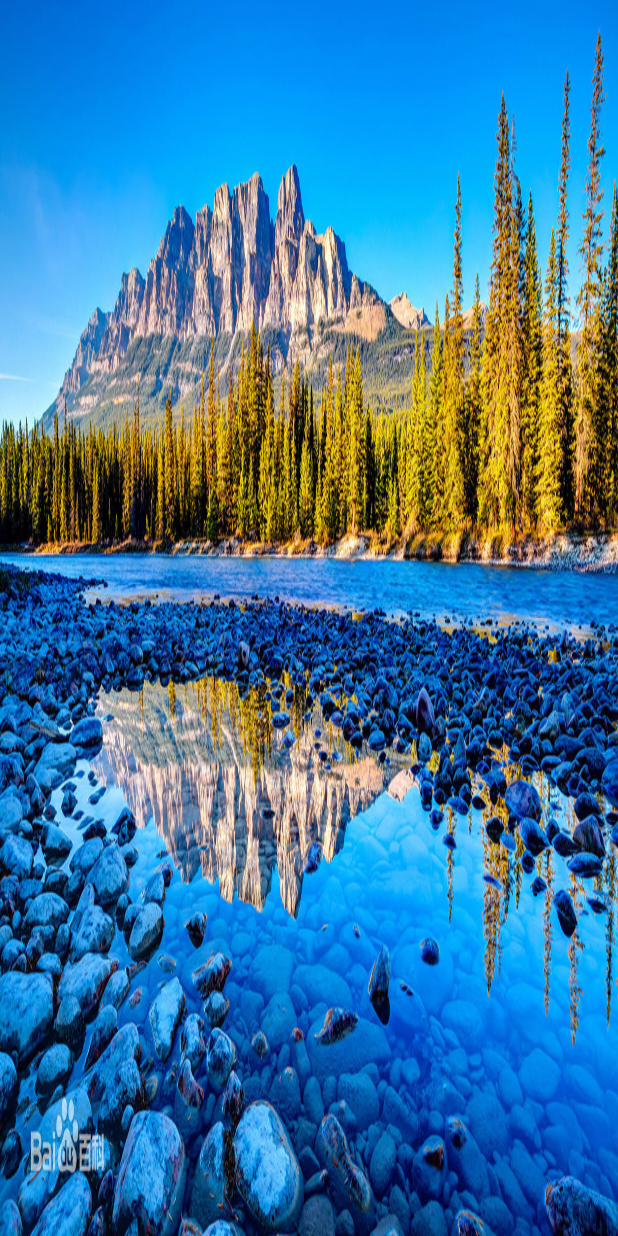
After one commit to henrygao1998/Wordpad, an Android app: the layout activity_launch.xml on its own in the app's theme, with its tools: preview values and no code run, on a phone screen of 412 x 824 dp. The commit adds this screen. Run offline under Robolectric (Android 15) with nearby library versions, the phone set to English and light mode, and no system bars.

Commit message:
添加启动页面

```diff
--- /dev/null
+++ b/app/src/main/java/com/henry/wordpad/LaunchActivity.java
@@ -0,0 +1,25 @@
+package com.henry.wordpad;
+
+import android.app.Activity;
+import android.content.Intent;
+import android.os.Handler;
+import android.support.v7.app.AppCompatActivity;
+import android.os.Bundle;
+
+public class LaunchActivity extends Activity {
+
+    @Override
+    protected void onCreate(Bundle savedInstanceState) {
+        super.onCreate(savedInstanceState);
+        Handler handler = new Handler();
+        //加载启动界面
+        handler.postDelayed(new Runnable() {
+            @Override
+            public void run() {
+                Intent intent = new Intent(LaunchActivity.this, MainActivity.class);
+                startActivity(intent);
+                LaunchActivity.this.finish();
+            }
+        }, 3000);
+    }
+}
--- /dev/null
+++ b/app/src/main/res/layout/activity_launch.xml
@@ -0,0 +1,7 @@
+<?xml version="1.0" encoding="utf-8"?>
+<LinearLayout xmlns:android="http://schemas.android.com/apk/res/android"
+    android:layout_width="match_parent"
+    android:layout_height="match_parent"
+    android:background="@drawable/launch"
+    android:orientation="vertical">
+</LinearLayout>
--- a/app/src/main/res/values/styles.xml
+++ b/app/src/main/res/values/styles.xml
@@ -28,4 +28,12 @@
         <item name="android:padding">5dp</item>
     </style>
 
+    <!-- 欢迎界面 -->
+    <style name="ThemeLaunch" parent="Theme.AppCompat.NoActionBar">
+        <item name="android:background">@drawable/launch</item>
+        <item name="windowNoTitle">true</item>
+        <item name="android:windowFullscreen">true</item>
+        <item name="windowActionBar">false</item>
+    </style>
+
 </resources>
```
Also changed, not shown: app/src/main/AndroidManifest.xml (+9 -4 lines), app/src/main/res/drawable/launch.jpg (added).
